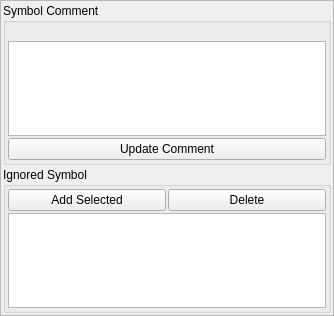
Above: CodeViewPy/ui/Symbol.ui from league1991/CodeAtlasSublime before the change. Below: the same form after it.
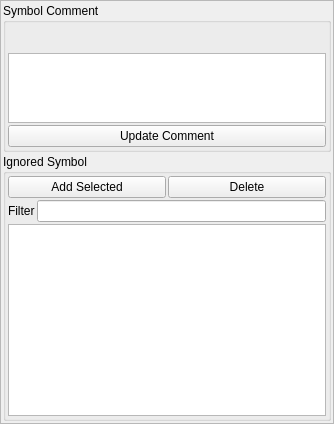
That is the form after the change.

Commit message: Add search filter for search tab and symbol tab

The edit to the form file:
```diff
--- a/CodeViewPy/ui/Symbol.ui
+++ b/CodeViewPy/ui/Symbol.ui
@@ -7,7 +7,7 @@
     <x>0</x>
     <y>0</y>
     <width>334</width>
-    <height>316</height>
+    <height>424</height>
    </rect>
   </property>
   <property name="windowTitle">
@@ -22,7 +22,7 @@
      <x>0</x>
      <y>0</y>
      <width>332</width>
-     <height>314</height>
+     <height>422</height>
     </rect>
    </property>
    <layout class="QVBoxLayout" name="verticalLayout_3">
@@ -52,7 +52,20 @@
         </widget>
        </item>
        <item>
-        <widget class="QPlainTextEdit" name="commentEdit"/>
+        <widget class="QPlainTextEdit" name="commentEdit">
+         <property name="sizePolicy">
+          <sizepolicy hsizetype="Expanding" vsizetype="Expanding">
+           <horstretch>0</horstretch>
+           <verstretch>0</verstretch>
+          </sizepolicy>
+         </property>
+         <property name="maximumSize">
+          <size>
+           <width>16777215</width>
+           <height>70</height>
+          </size>
+         </property>
+        </widget>
        </item>
        <item>
         <widget class="QPushButton" name="updateCommentButton">
@@ -94,6 +107,20 @@
          </item>
         </layout>
        </item>
+       <item>
+        <layout class="QHBoxLayout" name="horizontalLayout_2">
+         <item>
+          <widget class="QLabel" name="label">
+           <property name="text">
+            <string>Filter</string>
+           </property>
+          </widget>
+         </item>
+         <item>
+          <widget class="QLineEdit" name="filterEdit"/>
+         </item>
+        </layout>
+       </item>
        <item>
         <widget class="QListWidget" name="forbiddenList"/>
        </item>
```
The commit also changes 3 other files.
